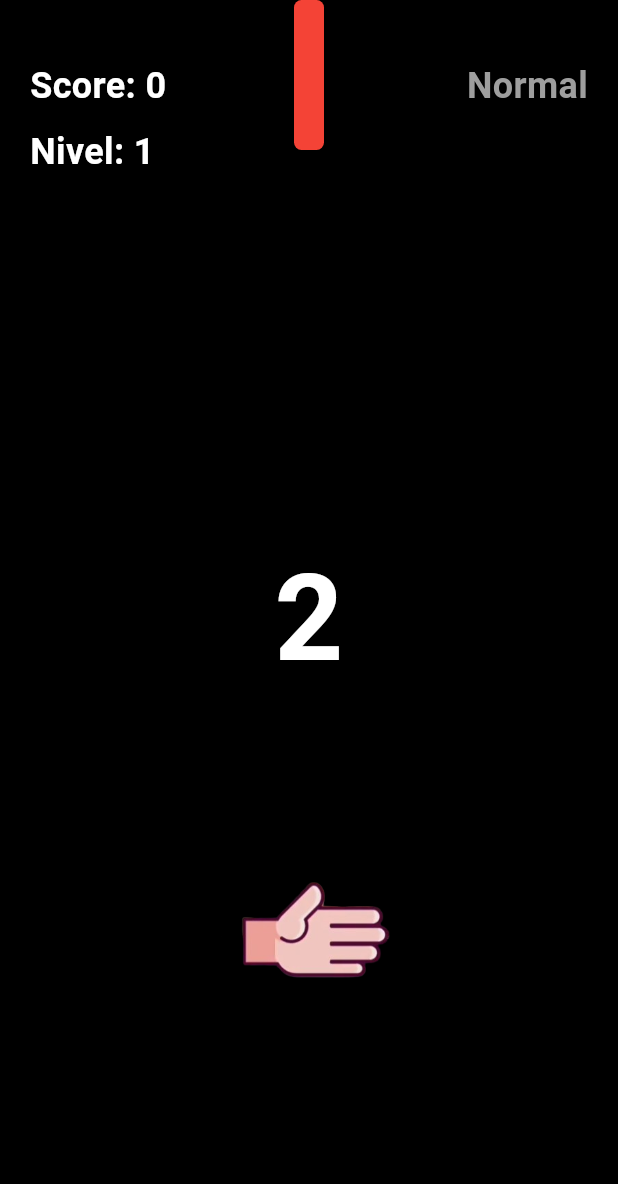
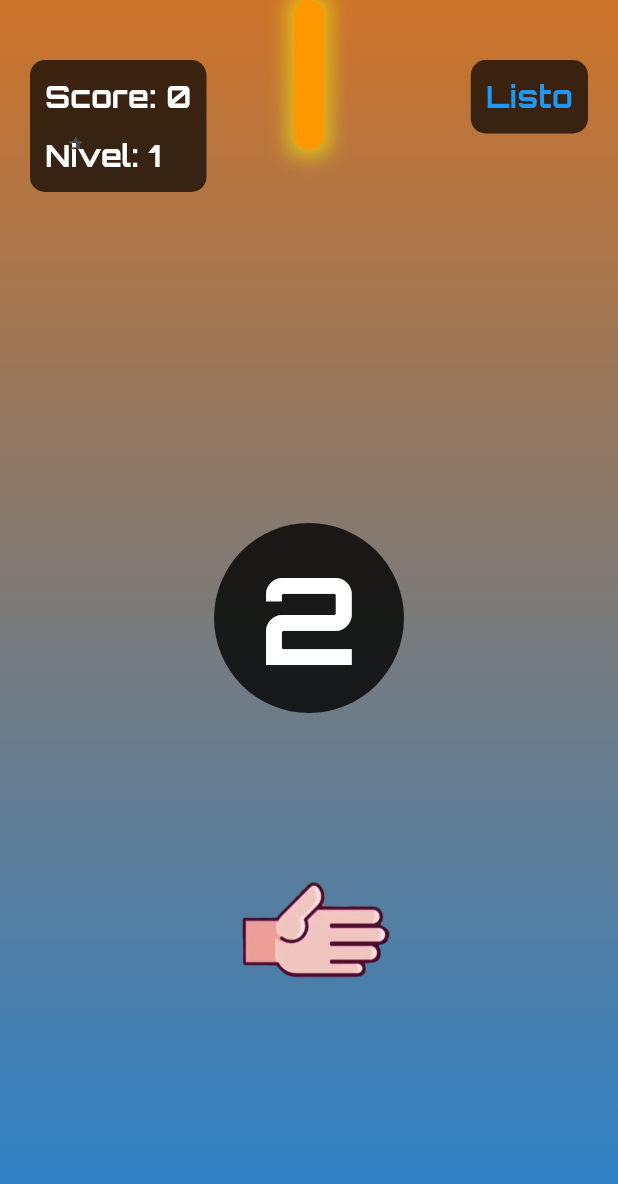
Before and after one commit to AngelPidza/tiktok_game, a Flutter app: the screen it shows after launch, after a tap on "Reiniciar", on a phone screen of 412 x 824 dp. Shown: the top 1184 px of the screen. Run offline on Flutter 3.47's test engine with Material 3 defaults, Android fonts, the phone set to English and light mode, and no system bars; our stand-ins replace sensors_plus.

```diff
--- a/lib/main.dart
+++ b/lib/main.dart
@@ -4,7 +4,6 @@ import 'package:sensors_plus/sensors_plus.dart';
 import 'dart:async';
 import 'dart:math';
 
-// Definición de los estados del catcher
 enum CatcherState { ready, catching, locked }
 
 void main() => runApp(const MyApp());
@@ -13,9 +12,14 @@ class MyApp extends StatelessWidget {
   const MyApp({super.key});
   @override
   Widget build(BuildContext context) {
-    return const MaterialApp(
-      title: 'Juego de Captura Mejorado',
-      home: GameScreen(),
+    return MaterialApp(
+      title: 'Juego de Captura Espacial',
+      theme: ThemeData(
+        primarySwatch: Colors.blue,
+        visualDensity: VisualDensity.adaptivePlatformDensity,
+        fontFamily: 'Orbitron',
+      ),
+      home: const GameScreen(),
       debugShowCheckedModeBanner: false,
     );
   }
@@ -27,7 +31,7 @@ class GameScreen extends StatefulWidget {
   GameScreenState createState() => GameScreenState();
 }
 
-class GameScreenState extends State<GameScreen> {
+class GameScreenState extends State<GameScreen> with TickerProviderStateMixin {
   // Posición del objeto que cae
   double _fallingObjectX = 0.0;
   double _fallingObjectY = 0.0;
@@ -72,11 +76,21 @@ class GameScreenState extends State<GameScreen> {
   final double _openHandScale = 1.2; // Ajusta este valor según sea necesario
 
   String _messageWin = 'WIN';
+  late AnimationController _backgroundController;
+  late Animation<double> _backgroundAnimation;
 
   @override
   void initState() {
     super.initState();
     _listenToMagnetometer();
+
+    // Inicializar la animación del fondo
+    _backgroundController = AnimationController(
+      duration: const Duration(minutes: 2),
+      vsync: this,
+    )..repeat();
+    _backgroundAnimation =
+        Tween<double>(begin: 0, end: 1).animate(_backgroundController);
   }
 
   @override
@@ -290,14 +304,45 @@ class GameScreenState extends State<GameScreen> {
   @override
   Widget build(BuildContext context) {
     return Scaffold(
-      backgroundColor: Colors.black,
-      body: Stack(
+      body: AnimatedBuilder(
+        animation: _backgroundAnimation,
+        builder: (context, child) {
+          return Container(
+            decoration: BoxDecoration(
+              gradient: LinearGradient(
+                begin: Alignment.topCenter,
+                end: Alignment.bottomCenter,
+                colors: [
+                  HSVColor.fromAHSV(
+                          1, _backgroundAnimation.value * 360, 0.8, 0.8)
+                      .toColor(),
+                  HSVColor.fromAHSV(
+                          1,
+                          (_backgroundAnimation.value * 360 + 180) % 360,
+                          0.8,
+                          0.8)
+                      .toColor(),
+                ],
+              ),
+            ),
+            child: Stack(
               children: [
-          // El Catcher (imagen de la mano) y el objeto que cae estarán en el mismo Stack
+                // Estrellas de fondo
+                ...List.generate(50, (index) {
+                  return Positioned(
+                    left: Random().nextDouble() *
+                        MediaQuery.of(context).size.width,
+                    top: Random().nextDouble() *
+                        MediaQuery.of(context).size.height,
+                    child:
+                        const Icon(Icons.star, color: Colors.white, size: 10),
+                  );
+                }),
+
+                // El Catcher (nave espacial) y el objeto que cae (meteorito)
                 Positioned.fill(
                   child: Stack(
                     children: [
-                // Imagen de mano cerrada detrás del objeto que cae y mano_cerrada_capa
                       if (_catcherState == CatcherState.catching || _stop)
                         Positioned(
                           left: _catcherX,
@@ -308,8 +353,6 @@ class GameScreenState extends State<GameScreen> {
                             height: _catcherHeight,
                           ),
                         ),
-
-                // Objeto que cae (debe estar encima de mano_cerrada.png)
                       Positioned(
                         left: _fallingObjectX,
                         top: _fallingObjectY,
@@ -317,13 +360,18 @@ class GameScreenState extends State<GameScreen> {
                           width: _fallingObjectWidth,
                           height: _fallingObjectHeight,
                           decoration: BoxDecoration(
-                      color: Colors.red,
-                      borderRadius: BorderRadius.circular(5),
+                            color: Colors.orange,
+                            borderRadius: BorderRadius.circular(10),
+                            boxShadow: [
+                              BoxShadow(
+                                color: Colors.yellowAccent.withOpacity(0.5),
+                                blurRadius: 10,
+                                spreadRadius: 5,
+                              ),
+                            ],
                           ),
                         ),
                       ),
-
-                // Imagen de mano cerrada capa (delante del objeto que cae)
                       if (_catcherState == CatcherState.catching || _stop)
                         Positioned(
                           left: _catcherX,
@@ -334,8 +382,6 @@ class GameScreenState extends State<GameScreen> {
                             height: _catcherHeight,
                           ),
                         ),
-
-                // Imagen de mano abierta para los estados "normal" y "locked"
                       if (_catcherState != CatcherState.catching && !_stop)
                         Positioned(
                           left: _catcherX,
@@ -346,7 +392,6 @@ class GameScreenState extends State<GameScreen> {
                               'assets/images/mano_abierta.png',
                               width: _catcherWidth,
                               height: _catcherHeight,
-                        colorBlendMode: BlendMode.srcATop,
                             ),
                           ),
                         ),
@@ -354,10 +399,16 @@ class GameScreenState extends State<GameScreen> {
                   ),
                 ),
 
-          // Puntuación y Nivel
+                // Panel de información
                 Positioned(
                   left: 20,
                   top: 40,
+                  child: Container(
+                    padding: const EdgeInsets.all(10),
+                    decoration: BoxDecoration(
+                      color: Colors.black.withOpacity(0.7),
+                      borderRadius: BorderRadius.circular(10),
+                    ),
                     child: Column(
                       crossAxisAlignment: CrossAxisAlignment.start,
                       children: [
@@ -365,7 +416,7 @@ class GameScreenState extends State<GameScreen> {
                           'Score: $_score',
                           style: const TextStyle(
                             color: Colors.white,
-                    fontSize: 24,
+                            fontSize: 20,
                             fontWeight: FontWeight.bold,
                           ),
                         ),
@@ -374,11 +425,12 @@ class GameScreenState extends State<GameScreen> {
                           'Nivel: $_level',
                           style: const TextStyle(
                             color: Colors.white,
-                    fontSize: 24,
+                            fontSize: 20,
                             fontWeight: FontWeight.bold,
                           ),
                         ),
                       ],
+                    ),
                   ),
                 ),
 
@@ -386,20 +438,27 @@ class GameScreenState extends State<GameScreen> {
                 Positioned(
                   right: 20,
                   top: 40,
+                  child: Container(
+                    padding: const EdgeInsets.all(10),
+                    decoration: BoxDecoration(
+                      color: Colors.black.withOpacity(0.7),
+                      borderRadius: BorderRadius.circular(10),
+                    ),
                     child: Text(
                       _catcherState == CatcherState.catching
-                  ? 'Atrapar'
+                          ? 'Capturando'
                           : _catcherState == CatcherState.locked
-                      ? 'Bloqueado'
-                      : 'Normal',
+                              ? 'Cargando'
+                              : 'Listo',
                       style: TextStyle(
                         color: _catcherState == CatcherState.catching
                             ? Colors.green
                             : _catcherState == CatcherState.locked
                                 ? Colors.orange
-                        : Colors.grey,
-                fontSize: 24,
+                                : Colors.blue,
+                        fontSize: 20,
                         fontWeight: FontWeight.bold,
+                      ),
                     ),
                   ),
                 ),
@@ -407,6 +466,12 @@ class GameScreenState extends State<GameScreen> {
                 // Mostrar "Win" si el objeto ha sido atrapado
                 if (_stop)
                   Center(
+                    child: Container(
+                      padding: const EdgeInsets.all(20),
+                      decoration: BoxDecoration(
+                        color: Colors.black.withOpacity(0.8),
+                        borderRadius: BorderRadius.circular(20),
+                      ),
                       child: Text(
                         _messageWin,
                         style: const TextStyle(
@@ -416,10 +481,17 @@ class GameScreenState extends State<GameScreen> {
                         ),
                       ),
                     ),
+                  ),
 
                 // Contador
                 if (_isCountingDown)
                   Center(
+                    child: Container(
+                      padding: const EdgeInsets.all(30),
+                      decoration: BoxDecoration(
+                        color: Colors.black.withOpacity(0.8),
+                        shape: BoxShape.circle,
+                      ),
                       child: Text(
                         '$_countdown',
                         style: const TextStyle(
@@ -429,21 +501,25 @@ class GameScreenState extends State<GameScreen> {
                         ),
                       ),
                     ),
+                  ),
 
                 // Pantalla de Game Over
                 if (_isGameOver)
                   Center(
                     child: Container(
-                color: Colors.black54,
-                padding: const EdgeInsets.all(20),
+                      decoration: BoxDecoration(
+                        color: Colors.black.withOpacity(0.9),
+                        borderRadius: BorderRadius.circular(20),
+                      ),
+                      padding: const EdgeInsets.all(30),
                       child: Column(
                         mainAxisSize: MainAxisSize.min,
                         children: [
                           const Text(
                             '¡Game Over!',
                             style: TextStyle(
-                        color: Colors.white,
-                        fontSize: 36,
+                              color: Colors.red,
+                              fontSize: 48,
                               fontWeight: FontWeight.bold,
                             ),
                           ),
@@ -452,7 +528,7 @@ class GameScreenState extends State<GameScreen> {
                             'Tu Puntaje: $_score',
                             style: const TextStyle(
                               color: Colors.white,
-                        fontSize: 28,
+                              fontSize: 32,
                             ),
                           ),
                           const SizedBox(height: 30),
@@ -463,15 +539,26 @@ class GameScreenState extends State<GameScreen> {
                                 horizontal: 30,
                                 vertical: 15,
                               ),
-                        textStyle: const TextStyle(fontSize: 20),
+                              textStyle: const TextStyle(fontSize: 24),
+                              backgroundColor:
+                                  const Color.fromARGB(118, 101, 12, 10),
                             ),
-                      child: const Text('Reiniciar'),
+                            child: const Text(
+                              'Reiniciar',
+                              style: TextStyle(
+                                color: Colors.white,
+                                fontFamily: 'Orbitron',
+                              ),
+                            ),
                           ),
                         ],
                       ),
                     ),
                   ),
               ],
+            ),
+          );
+        },
       ),
     );
   }
@@ -482,6 +569,7 @@ class GameScreenState extends State<GameScreen> {
     _countdownTimer?.cancel();
     _catcherTimer?.cancel();
     _magnetometerSubscription?.cancel();
+    _backgroundController.dispose();
     super.dispose();
   }
 }
--- a/pubspec.yaml
+++ b/pubspec.yaml
@@ -79,6 +79,10 @@ flutter:
   # "family" key with the font family name, and a "fonts" key with a
   # list giving the asset and other descriptors for the font. For
   # example:
+  fonts:
+    - family: Orbitron
+      fonts:
+        - asset: assets/fonts/orbitron.ttf
   # fonts:
   #   - family: Schyler
   #     fonts:
```
Also changed, not shown: assets/fonts/orbitron.ttf (added). Lines whose indentation alone changed are shown as unchanged.
